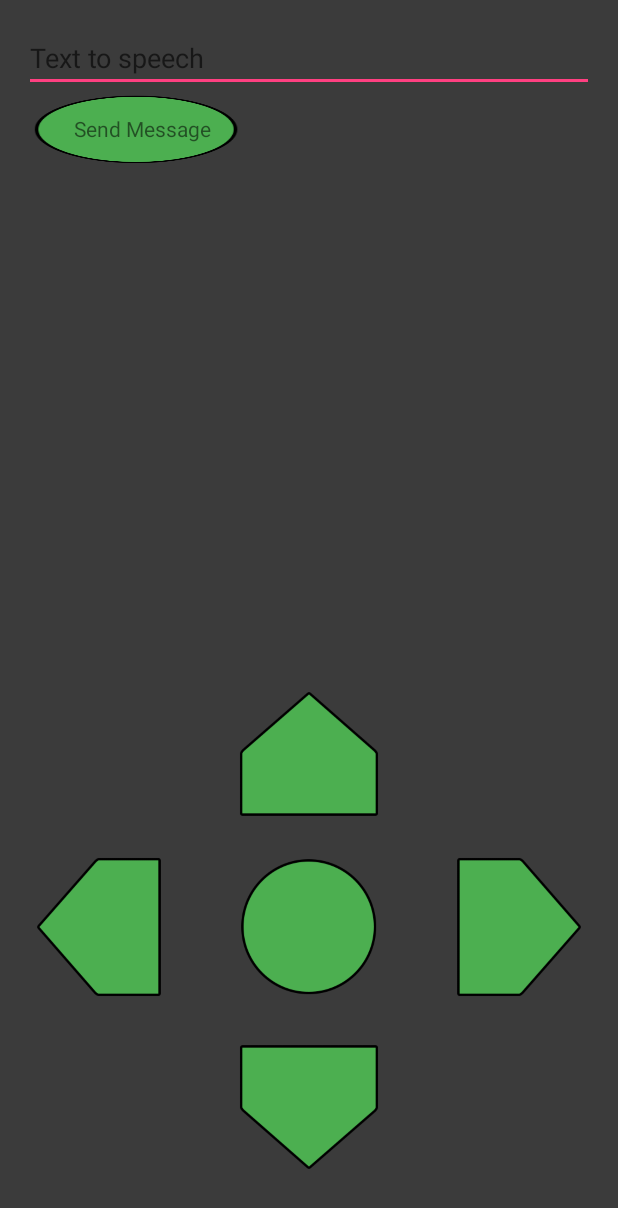
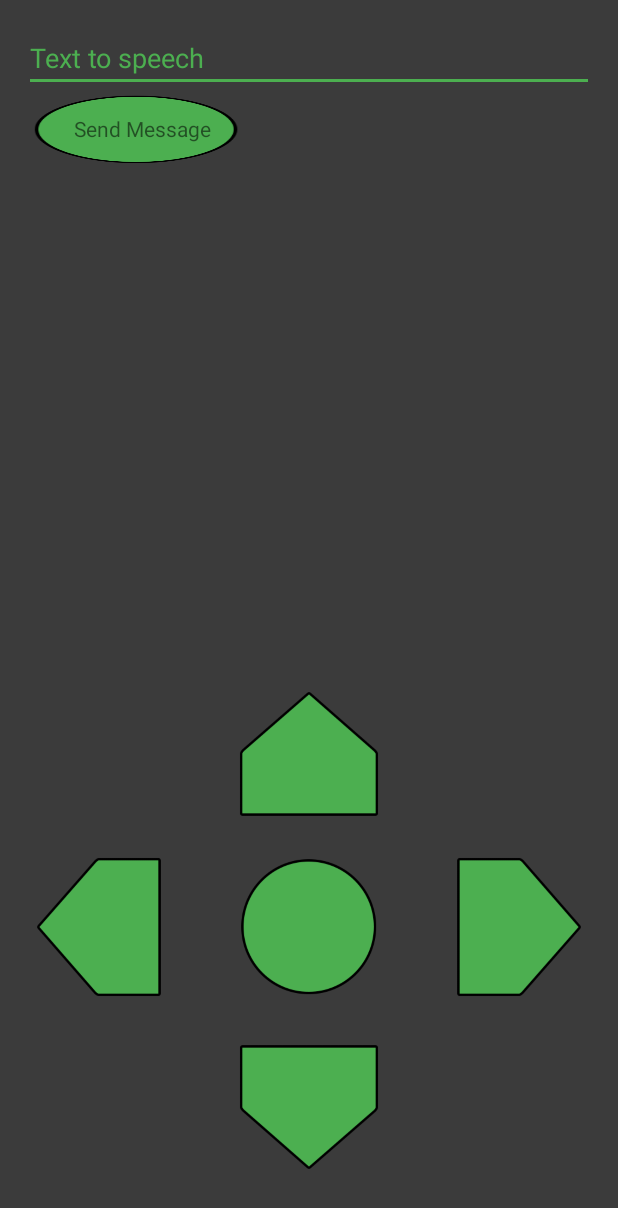
Before and after one commit to StigAkl/Mindstorm, an Android app: the layout activity_main.xml on its own in the app's theme, with its tools: preview values and no code run, on a phone screen of 412 x 824 dp. Shown: the top 1208 px of the screen. Run offline under Robolectric (Android 15) with nearby library versions, the phone set to English and light mode, and no system bars.

Commit message:
Layout changed to green theme. Not complete yet.

```diff
--- a/app/src/main/java/com/example/nichlasanynes/mindstormapp/MainActivity.java
+++ b/app/src/main/java/com/example/nichlasanynes/mindstormapp/MainActivity.java
@@ -34,7 +34,7 @@
         super.onCreate(savedInstanceState);
         setContentView(R.layout.activity_main);
 
-        showLoading();
+        /* showLoading();
         hideControls();
 
         Utils.wait(3000);
@@ -43,6 +43,7 @@
         initListeners();
         hideLoading();
         showControls();
+        */
 
     }
 
--- a/app/src/main/res/layout/activity_main.xml
+++ b/app/src/main/res/layout/activity_main.xml
@@ -18,6 +18,7 @@
         android:layout_width="fill_parent"
         android:layout_height="wrap_content"
         android:layout_centerHorizontal="true"
+        android:textColorHint="#4caf50"
         android:hint="Text to speech" />
 
     <ImageView
--- a/app/src/main/res/values/styles.xml
+++ b/app/src/main/res/values/styles.xml
@@ -3,9 +3,9 @@
     <!-- Base application theme. -->
     <style name="AppTheme" parent="Theme.AppCompat.Light.DarkActionBar">
         <!-- Customize your theme here. -->
-        <item name="colorPrimary">@color/colorPrimary</item>
-        <item name="colorPrimaryDark">@color/colorPrimaryDark</item>
-        <item name="colorAccent">@color/colorAccent</item>
+        <item name="colorPrimary">#4caf50</item>
+        <item name="colorPrimaryDark">#2e6b31</item>
+        <item name="colorAccent">#4caf50</item>
     </style>
 
 </resources>
```
